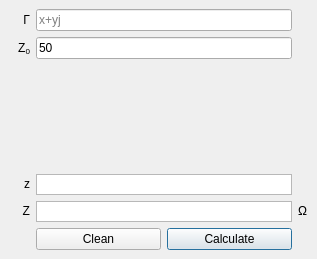
This is ui/gamma2impedance.ui in urbanij/syRF as Qt 5 draws it before an edit. The edited form follows.
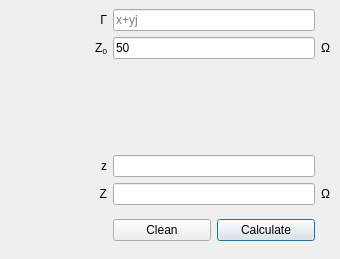
This is the edited form.

What changed in the file:
```diff
--- a/ui/gamma2impedance.ui
+++ b/ui/gamma2impedance.ui
@@ -7,13 +7,13 @@
    <rect>
     <x>0</x>
     <y>0</y>
-    <width>317</width>
+    <width>340</width>
     <height>259</height>
    </rect>
   </property>
   <property name="minimumSize">
    <size>
-    <width>317</width>
+    <width>340</width>
     <height>259</height>
    </size>
   </property>
@@ -30,22 +30,32 @@
    <layout class="QVBoxLayout" name="verticalLayout">
     <item>
      <layout class="QGridLayout" name="gridLayout">
-      <item row="0" column="0">
-       <widget class="QLabel" name="label_82">
-        <property name="sizePolicy">
-         <sizepolicy hsizetype="Minimum" vsizetype="Preferred">
-          <horstretch>0</horstretch>
-          <verstretch>0</verstretch>
-         </sizepolicy>
+      <item row="6" column="1" colspan="2">
+       <widget class="QLineEdit" name="norm_impedance_text_browser">
+        <property name="cursor">
+         <cursorShape>ArrowCursor</cursorShape>
         </property>
-        <property name="text">
-         <string>&lt;html&gt;&lt;head/&gt;&lt;body&gt;&lt;p&gt;Γ&lt;/p&gt;&lt;/body&gt;&lt;/html&gt;</string>
+        <property name="mouseTracking">
+         <bool>true</bool>
         </property>
-        <property name="alignment">
-         <set>Qt::AlignRight|Qt::AlignTrailing|Qt::AlignVCenter</set>
+        <property name="readOnly">
+         <bool>true</bool>
         </property>
        </widget>
       </item>
+      <item row="2" column="1" rowspan="4">
+       <spacer name="verticalSpacer">
+        <property name="orientation">
+         <enum>Qt::Vertical</enum>
+        </property>
+        <property name="sizeHint" stdset="0">
+         <size>
+          <width>40</width>
+          <height>40</height>
+         </size>
+        </property>
+       </spacer>
+      </item>
       <item row="1" column="0">
        <widget class="QLabel" name="label_86">
         <property name="sizePolicy">
@@ -62,33 +72,6 @@
         </property>
        </widget>
       </item>
-      <item row="6" column="1">
-       <widget class="QPushButton" name="clean_all65_button">
-        <property name="text">
-         <string>Clean</string>
-        </property>
-       </widget>
-      </item>
-      <item row="1" column="1" colspan="2">
-       <widget class="QLineEdit" name="Z0input">
-        <property name="text">
-         <string>50</string>
-        </property>
-        <property name="placeholderText">
-         <string/>
-        </property>
-       </widget>
-      </item>
-      <item row="6" column="2">
-       <widget class="QPushButton" name="calculate65_button">
-        <property name="text">
-         <string>Calculate</string>
-        </property>
-        <property name="default">
-         <bool>true</bool>
-        </property>
-       </widget>
-      </item>
       <item row="0" column="1" colspan="2">
        <widget class="QLineEdit" name="gamma_lineedit">
         <property name="placeholderText">
@@ -96,39 +79,7 @@
         </property>
        </widget>
       </item>
-      <item row="5" column="0">
-       <widget class="QLabel" name="label_78">
-        <property name="sizePolicy">
-         <sizepolicy hsizetype="Minimum" vsizetype="Preferred">
-          <horstretch>0</horstretch>
-          <verstretch>0</verstretch>
-         </sizepolicy>
-        </property>
-        <property name="text">
-         <string>&lt;html&gt;&lt;head/&gt;&lt;body&gt;&lt;p&gt;Z&lt;/p&gt;&lt;/body&gt;&lt;/html&gt;</string>
-        </property>
-        <property name="alignment">
-         <set>Qt::AlignRight|Qt::AlignTrailing|Qt::AlignVCenter</set>
-        </property>
-       </widget>
-      </item>
-      <item row="4" column="0">
-       <widget class="QLabel" name="label_83">
-        <property name="sizePolicy">
-         <sizepolicy hsizetype="Minimum" vsizetype="Preferred">
-          <horstretch>0</horstretch>
-          <verstretch>0</verstretch>
-         </sizepolicy>
-        </property>
-        <property name="text">
-         <string>&lt;html&gt;&lt;head/&gt;&lt;body&gt;&lt;p&gt;z&lt;/p&gt;&lt;/body&gt;&lt;/html&gt;</string>
-        </property>
-        <property name="alignment">
-         <set>Qt::AlignRight|Qt::AlignTrailing|Qt::AlignVCenter</set>
-        </property>
-       </widget>
-      </item>
-      <item row="5" column="3">
+      <item row="7" column="3">
        <widget class="QLabel" name="label_88">
         <property name="sizePolicy">
          <sizepolicy hsizetype="Minimum" vsizetype="Preferred">
@@ -153,44 +104,97 @@
         </property>
        </widget>
       </item>
-      <item row="5" column="1" colspan="2">
-       <widget class="QTextBrowser" name="impedance_text_browser">
-        <property name="maximumSize">
-         <size>
-          <width>16777215</width>
-          <height>21</height>
-         </size>
+      <item row="0" column="0">
+       <widget class="QLabel" name="label_82">
+        <property name="sizePolicy">
+         <sizepolicy hsizetype="Minimum" vsizetype="Preferred">
+          <horstretch>0</horstretch>
+          <verstretch>0</verstretch>
+         </sizepolicy>
         </property>
-        <property name="verticalScrollBarPolicy">
-         <enum>Qt::ScrollBarAlwaysOff</enum>
+        <property name="text">
+         <string>&lt;html&gt;&lt;head/&gt;&lt;body&gt;&lt;p&gt;Γ&lt;/p&gt;&lt;/body&gt;&lt;/html&gt;</string>
         </property>
+        <property name="alignment">
+         <set>Qt::AlignRight|Qt::AlignTrailing|Qt::AlignVCenter</set>
+        </property>
        </widget>
       </item>
-      <item row="4" column="1" colspan="2">
-       <widget class="QTextBrowser" name="norm_impedance_text_browser">
-        <property name="maximumSize">
-         <size>
-          <width>16777215</width>
-          <height>21</height>
-         </size>
+      <item row="6" column="0">
+       <widget class="QLabel" name="label_83">
+        <property name="sizePolicy">
+         <sizepolicy hsizetype="Minimum" vsizetype="Preferred">
+          <horstretch>0</horstretch>
+          <verstretch>0</verstretch>
+         </sizepolicy>
         </property>
-        <property name="verticalScrollBarPolicy">
-         <enum>Qt::ScrollBarAlwaysOff</enum>
+        <property name="text">
+         <string>&lt;html&gt;&lt;head/&gt;&lt;body&gt;&lt;p&gt;z&lt;/p&gt;&lt;/body&gt;&lt;/html&gt;</string>
         </property>
+        <property name="alignment">
+         <set>Qt::AlignRight|Qt::AlignTrailing|Qt::AlignVCenter</set>
+        </property>
        </widget>
       </item>
-      <item row="2" column="1" rowspan="2">
-       <spacer name="verticalSpacer">
-        <property name="orientation">
-         <enum>Qt::Vertical</enum>
+      <item row="1" column="1" colspan="2">
+       <widget class="QLineEdit" name="Z0input">
+        <property name="text">
+         <string>50</string>
         </property>
-        <property name="sizeHint" stdset="0">
-         <size>
-          <width>20</width>
-          <height>40</height>
-         </size>
+        <property name="readOnly">
+         <bool>false</bool>
         </property>
-       </spacer>
+        <property name="placeholderText">
+         <string/>
+        </property>
+       </widget>
+      </item>
+      <item row="7" column="0">
+       <widget class="QLabel" name="label_78">
+        <property name="sizePolicy">
+         <sizepolicy hsizetype="Minimum" vsizetype="Preferred">
+          <horstretch>0</horstretch>
+          <verstretch>0</verstretch>
+         </sizepolicy>
+        </property>
+        <property name="text">
+         <string>&lt;html&gt;&lt;head/&gt;&lt;body&gt;&lt;p&gt;Z&lt;/p&gt;&lt;/body&gt;&lt;/html&gt;</string>
+        </property>
+        <property name="alignment">
+         <set>Qt::AlignRight|Qt::AlignTrailing|Qt::AlignVCenter</set>
+        </property>
+       </widget>
+      </item>
+      <item row="7" column="1" colspan="2">
+       <widget class="QLineEdit" name="impedance_text_browser">
+        <property name="readOnly">
+         <bool>true</bool>
+        </property>
+       </widget>
+      </item>
+      <item row="8" column="2" rowspan="2">
+       <widget class="QPushButton" name="calculate65_button">
+        <property name="text">
+         <string>Calculate</string>
+        </property>
+        <property name="default">
+         <bool>true</bool>
+        </property>
+       </widget>
+      </item>
+      <item row="8" column="1" rowspan="2">
+       <widget class="QPushButton" name="clean_all65_button">
+        <property name="text">
+         <string>Clean</string>
+        </property>
+       </widget>
+      </item>
+      <item row="1" column="3">
+       <widget class="QLabel" name="label">
+        <property name="text">
+         <string>Ω</string>
+        </property>
+       </widget>
       </item>
      </layout>
     </item>
```
